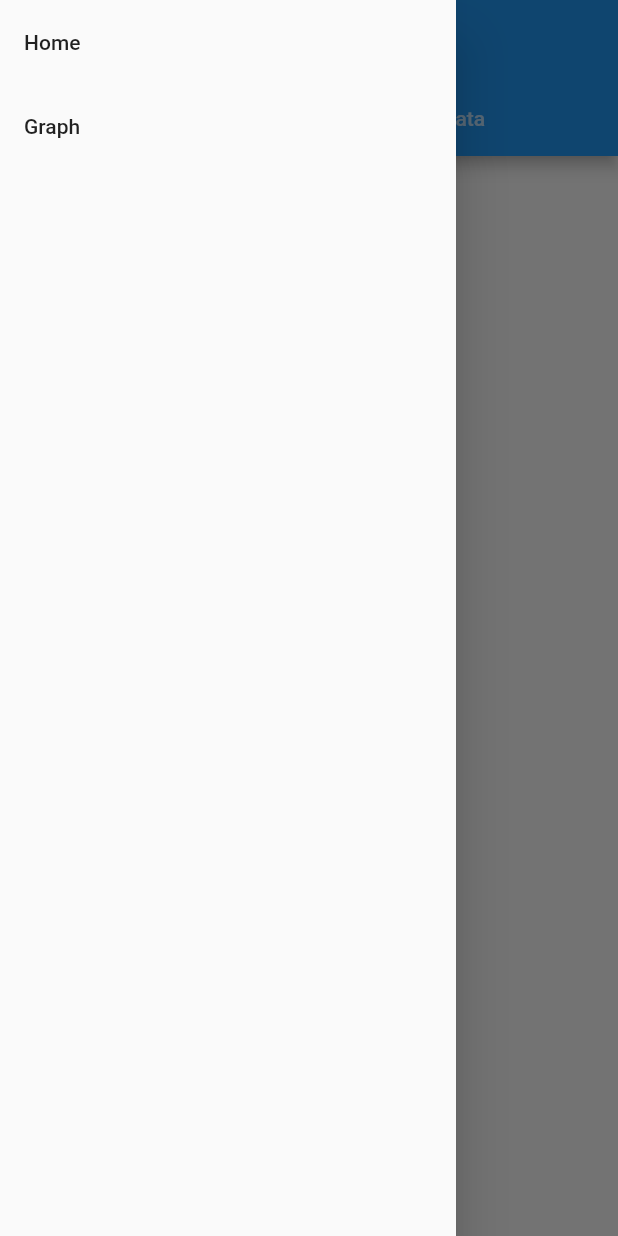
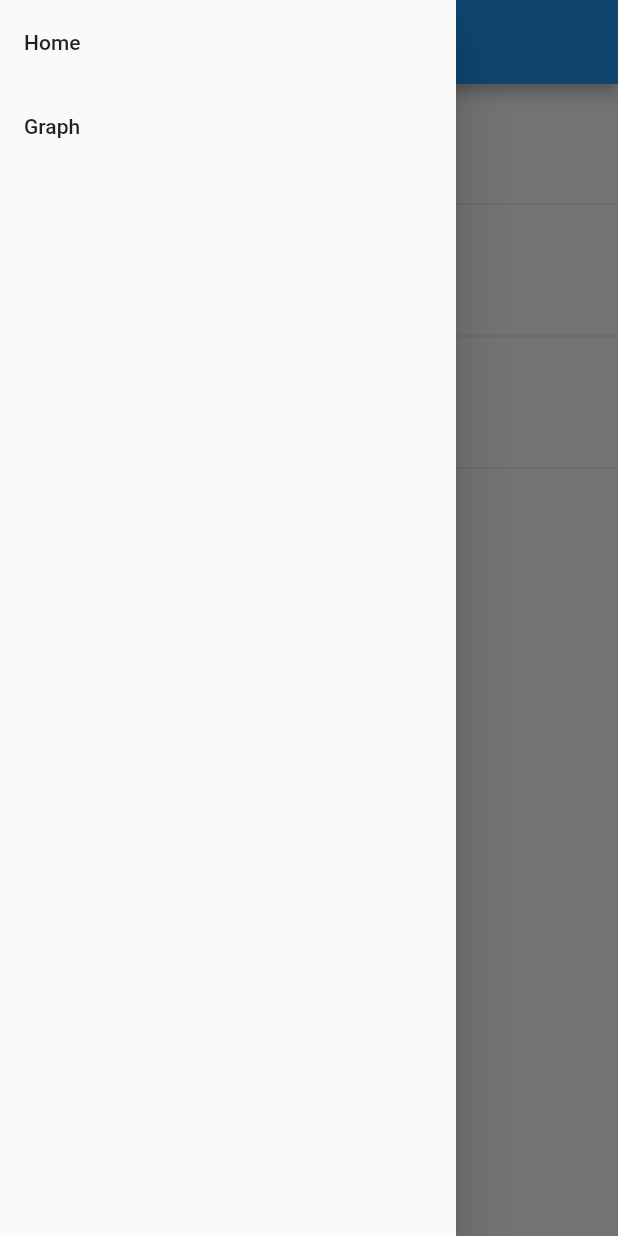
Before and after one commit to Ayush1325/Coronavirus-Status, a Flutter app: the screen it shows after launch, with the side drawer open, on a phone screen of 412 x 824 dp. Run offline on Flutter 3.47's test engine with Material 2 defaults, Android fonts, the phone set to English and light mode, and no system bars; network calls fail.

Commit message:
feat: Cleaner home page.

```diff
--- a/lib/components/bubbles_list.dart
+++ b/lib/components/bubbles_list.dart
@@ -1,4 +1,5 @@
 import 'package:coronavirusstatus/providers/general_data.dart';
+import 'package:coronavirusstatus/providers/states_data.dart';
 import 'package:flutter/material.dart';
 import 'package:coronavirusstatus/components/info_bubble.dart';
 import 'package:provider/provider.dart';
@@ -6,7 +7,7 @@ import 'package:provider/provider.dart';
 class BubblesList extends StatelessWidget {
   @override
   Widget build(BuildContext context) {
-    return Consumer<GeneralData>(builder: (context, model, _) {
+    return Consumer<StatesData>(builder: (context, model, _) {
       List<BubbleData> temp = List();
       if (model.items > 0) {
         temp = model.data[model.key].getData();
--- /dev/null
+++ b/lib/components/info_item.dart
@@ -0,0 +1,41 @@
+import 'package:flutter/material.dart';
+
+class InfoItem extends StatelessWidget {
+  final String title;
+  final Color color;
+  final int count;
+  final int delta;
+
+  InfoItem({Key key, this.title, this.count, this.delta, this.color});
+
+  @override
+  Widget build(BuildContext context) {
+    return ListTile(
+      title: Text(
+        this.title,
+        style: TextStyle(
+          fontSize: 20,
+          color: this.color,
+        ),
+      ),
+      subtitle: Text(
+        this.count.toString(),
+        style: TextStyle(
+          fontSize: 24,
+          fontWeight: FontWeight.bold,
+          color: this.color,
+        ),
+      ),
+      trailing: Visibility(
+        visible: (this.delta != 0),
+        child: Text(
+          "+" + this.delta.toString(),
+          style: TextStyle(
+            color: this.color,
+            fontSize: 18,
+          ),
+        ),
+      ),
+    );
+  }
+}
--- /dev/null
+++ b/lib/components/info_list.dart
@@ -0,0 +1,22 @@
+import 'package:coronavirusstatus/components/info_item.dart';
+import 'package:coronavirusstatus/providers/general_data.dart';
+import 'package:flutter/material.dart';
+import 'package:provider/provider.dart';
+
+class InfoList extends StatelessWidget {
+  @override
+  Widget build(BuildContext context) {
+    return Consumer<GeneralData>(
+      builder: (context, model, _) => ListView.separated(
+        itemBuilder: (context, index) => InfoItem(
+          title: model.data[index].title,
+          count: model.data[index].num,
+          delta: model.data[index].delta,
+          color: model.data[index].color,
+        ),
+        separatorBuilder: (BuildContext context, int index) => const Divider(),
+        itemCount: model.data.length,
+      ),
+    );
+  }
+}
--- a/lib/components/states_list.dart
+++ b/lib/components/states_list.dart
@@ -1,12 +1,13 @@
 import 'package:coronavirusstatus/main.dart';
 import 'package:coronavirusstatus/providers/general_data.dart';
+import 'package:coronavirusstatus/providers/states_data.dart';
 import 'package:flutter/material.dart';
 import 'package:provider/provider.dart';
 
 class StatesList extends StatelessWidget {
   @override
   Widget build(BuildContext context) {
-    return Consumer<GeneralData>(builder: (context, model, _) {
+    return Consumer<StatesData>(builder: (context, model, _) {
       return ListView.builder(
           itemCount: model.keys.length,
           itemBuilder: (context, index) {
--- a/lib/pages/home.dart
+++ b/lib/pages/home.dart
@@ -1,3 +1,4 @@
+import 'package:coronavirusstatus/components/info_list.dart';
 import 'package:coronavirusstatus/components/states_list.dart';
 import 'package:flutter/material.dart';
 import 'package:coronavirusstatus/components/bubbles_list.dart';
@@ -8,6 +9,16 @@ import 'package:coronavirusstatus/providers/general_data.dart';
 class Home extends StatelessWidget {
   @override
   Widget build(BuildContext context) {
+    return Scaffold(
+      appBar: AppBar(
+        title: Text("Home"),
+      ),
+      drawer: NavDrawer(),
+      body: ChangeNotifierProvider<GeneralData>(
+        create: (_) => GeneralData(),
+        child: InfoList(),
+      ),
+    );
     return DefaultTabController(
       length: 2,
       child: Scaffold(
--- a/lib/providers/general_data.dart
+++ b/lib/providers/general_data.dart
@@ -4,80 +4,50 @@ import 'package:flutter/material.dart';
 import 'package:http/http.dart' as http;
 
 class GeneralData extends ChangeNotifier {
-  Map<String, Data> data;
-  int items;
-  String key;
-  List<String> keys;
-
+  List<Data> data;
   GeneralData() {
-    items = 0;
-    data = Map();
-    dummyData();
-    genKeys();
+    data = dummyData();
     refresh();
   }
 
   void refresh() async {
-    data.clear();
-    await fetchData();
-    genKeys();
+    data = await fetchData();
     notifyListeners();
   }
 
-  void dummyData() {
-    data['Total'] = Data(0, 0, 0, 0);
-    key = 'Total';
-    items = 4;
+  List<Data> dummyData() {
+    List<Data> temp = List();
+    temp.add(Data('Confirmed', 0, 0, Colors.red));
+    temp.add(Data("Active", 0, 0, Colors.blue));
+    temp.add(Data("Recovered", 0, 0, Colors.green));
+    temp.add(Data("Deceased", 0, 0, Colors.blueGrey));
+    return temp;
   }
 
-  Future<void> fetchData() async {
+  Future<List<Data>> fetchData() async {
     var res = await http.get("https://api.covid19india.org/data.json");
     Map<String, dynamic> body = jsonDecode(res.body);
     List<dynamic> states = body['statewise'];
-    states.forEach((element) {
-      Map<String, dynamic> temp = element;
-      data[element['state']] = Data.fromJson(temp);
-    });
-  }
-
-  void genKeys() {
-    keys = data.keys.toList();
-  }
-
-  void updateKey(String temp) {
-    key = temp;
-    notifyListeners();
+    List<dynamic> keyValues = body['key_values'];
+    Map<String, dynamic> total = states.first;
+    Map<String, dynamic> deltas = keyValues.first;
+    List<Data> temp = List();
+    temp.add(Data('Confirmed', int.parse(total['confirmed']),
+        int.parse(deltas['confirmeddelta']), Colors.red));
+    temp.add(Data("Active", int.parse(total['active']), 0, Colors.blue));
+    temp.add(Data("Recovered", int.parse(total['recovered']),
+        int.parse(deltas['recovereddelta']), Colors.green));
+    temp.add(Data("Deceased", int.parse(total['deaths']),
+        int.parse(deltas['deceaseddelta']), Colors.blueGrey));
+    return temp;
   }
 }
 
 class Data {
-  final int active;
-  final int confirmed;
-  final int deaths;
-  final int recovered;
-
-  Data(this.active, this.confirmed, this.deaths, this.recovered);
-
-  Data.fromJson(Map<String, dynamic> json)
-      : active = int.parse(json['active']),
-        confirmed = int.parse(json['confirmed']),
-        deaths = int.parse(json['deaths']),
-        recovered = int.parse(json['recovered']);
-
-  List<BubbleData> getData() {
-    List<BubbleData> temp = List();
-    temp.add(BubbleData("Active", active, Colors.amber));
-    temp.add(BubbleData("Deaths", deaths, Colors.red));
-    temp.add(BubbleData("Confirmed", confirmed, Colors.deepOrangeAccent));
-    temp.add(BubbleData("Recovered", recovered, Colors.greenAccent));
-    return temp;
-  }
-}
-
-class BubbleData {
   final String title;
   final int num;
+  final int delta;
   final Color color;
 
-  BubbleData(this.title, this.num, this.color);
+  Data(this.title, this.num, this.delta, this.color);
 }
--- /dev/null
+++ b/lib/providers/states_data.dart
@@ -0,0 +1,83 @@
+import 'dart:convert';
+
+import 'package:flutter/material.dart';
+import 'package:http/http.dart' as http;
+
+class StatesData extends ChangeNotifier {
+  Map<String, Data> data;
+  int items;
+  String key;
+  List<String> keys;
+
+  StatesData() {
+    items = 0;
+    data = Map();
+    dummyData();
+    genKeys();
+    refresh();
+  }
+
+  void refresh() async {
+    data.clear();
+    await fetchData();
+    genKeys();
+    notifyListeners();
+  }
+
+  void dummyData() {
+    data['Total'] = Data(0, 0, 0, 0);
+    key = 'Total';
+    items = 4;
+  }
+
+  Future<void> fetchData() async {
+    var res = await http.get("https://api.covid19india.org/data.json");
+    Map<String, dynamic> body = jsonDecode(res.body);
+    List<dynamic> states = body['statewise'];
+    states.forEach((element) {
+      Map<String, dynamic> temp = element;
+      data[element['state']] = Data.fromJson(temp);
+    });
+  }
+
+  void genKeys() {
+    keys = data.keys.toList();
+  }
+
+  void updateKey(String temp) {
+    key = temp;
+    notifyListeners();
+  }
+}
+
+class Data {
+  final int active;
+  final int confirmed;
+  final int deaths;
+  final int recovered;
+
+  Data(this.active, this.confirmed, this.deaths, this.recovered);
+
+  Data.fromJson(Map<String, dynamic> json)
+      : active = int.parse(json['active']),
+        confirmed = int.parse(json['confirmed']),
+        deaths = int.parse(json['deaths']),
+        recovered = int.parse(json['recovered']);
+
+  List<BubbleData> getData() {
+    List<BubbleData> temp = List();
+    temp.add(BubbleData("Active", active, Colors.amber));
+    temp.add(BubbleData("Deaths", deaths, Colors.red));
+    temp.add(BubbleData("Confirmed", confirmed, Colors.deepOrangeAccent));
+    temp.add(BubbleData("Recovered", recovered, Colors.greenAccent));
+    return temp;
+  }
+}
+
+class BubbleData {
+  final String title;
+  final int num;
+  final Color color;
+
+  BubbleData(this.title, this.num, this.color);
+}
```
